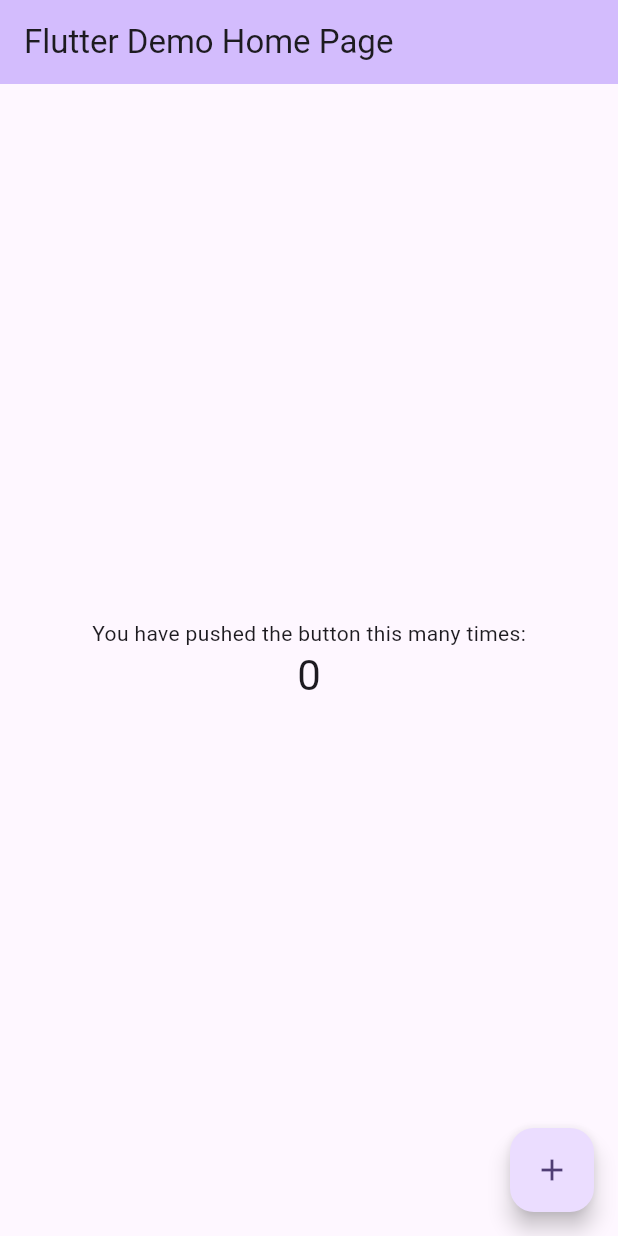
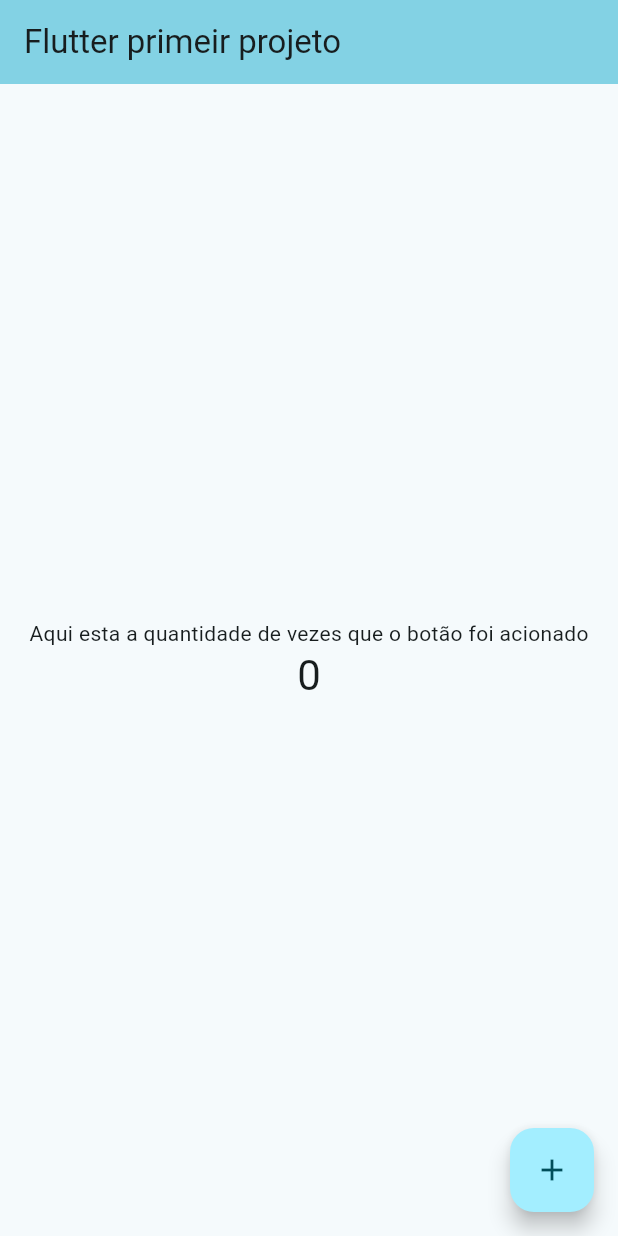
Before and after one commit to Lim4o/meuappflutter, a Flutter app: the screen it shows after launch, on a phone screen of 412 x 824 dp. Run offline on Flutter 3.47's test engine with Material 3 defaults, Android fonts, the phone set to English and light mode, and no system bars.

Commit message:
Update main.dart

```diff
--- a/lib/main.dart
+++ b/lib/main.dart
@@ -28,9 +28,11 @@ class MyApp extends StatelessWidget {
         //
         // This works for code too, not just values: Most code changes can be
         // tested with just a hot reload.
-        colorScheme: ColorScheme.fromSeed(seedColor: Colors.deepPurple),
+        colorScheme: ColorScheme.fromSeed(
+          seedColor: const Color.fromARGB(255, 0, 225, 255),
+        ),
       ),
-      home: const MyHomePage(title: 'Flutter Demo Home Page'),
+      home: const MyHomePage(title: 'Flutter primeir projeto'),
     );
   }
 }
@@ -104,7 +106,9 @@ class _MyHomePageState extends State<MyHomePage> {
           // wireframe for each widget.
           mainAxisAlignment: MainAxisAlignment.center,
           children: <Widget>[
-            const Text('You have pushed the button this many times:'),
+            const Text(
+              'Aqui esta a quantidade de vezes que o botão foi acionado',
+            ),
             Text(
               '$_counter',
               style: Theme.of(context).textTheme.headlineMedium,
```
